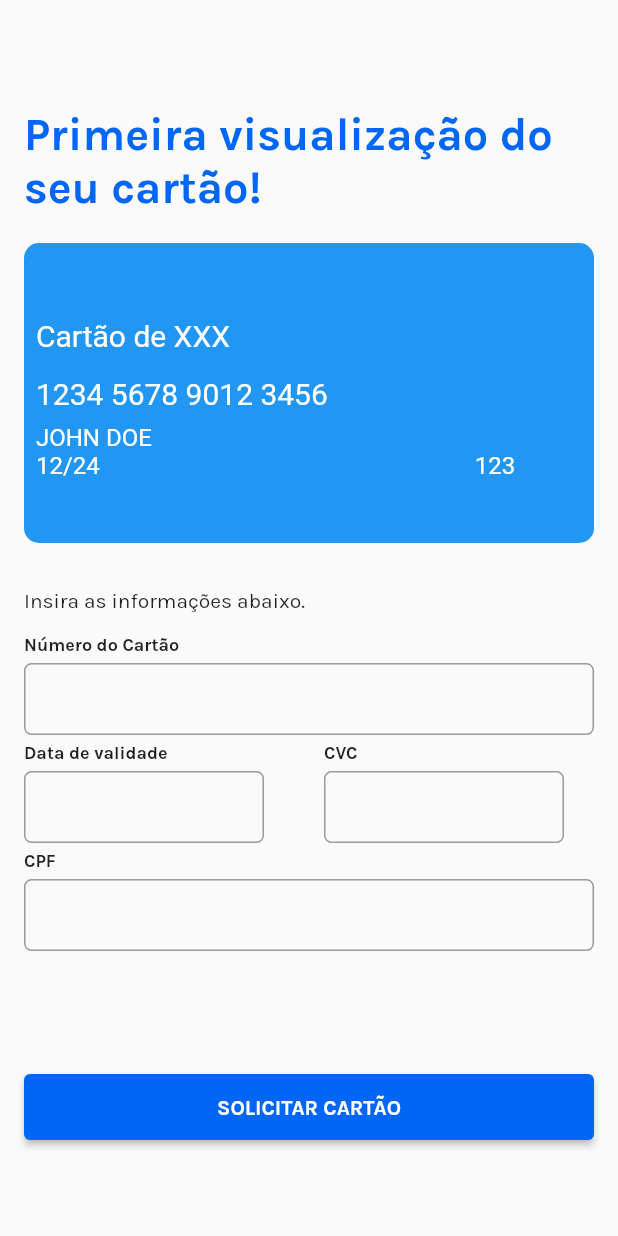
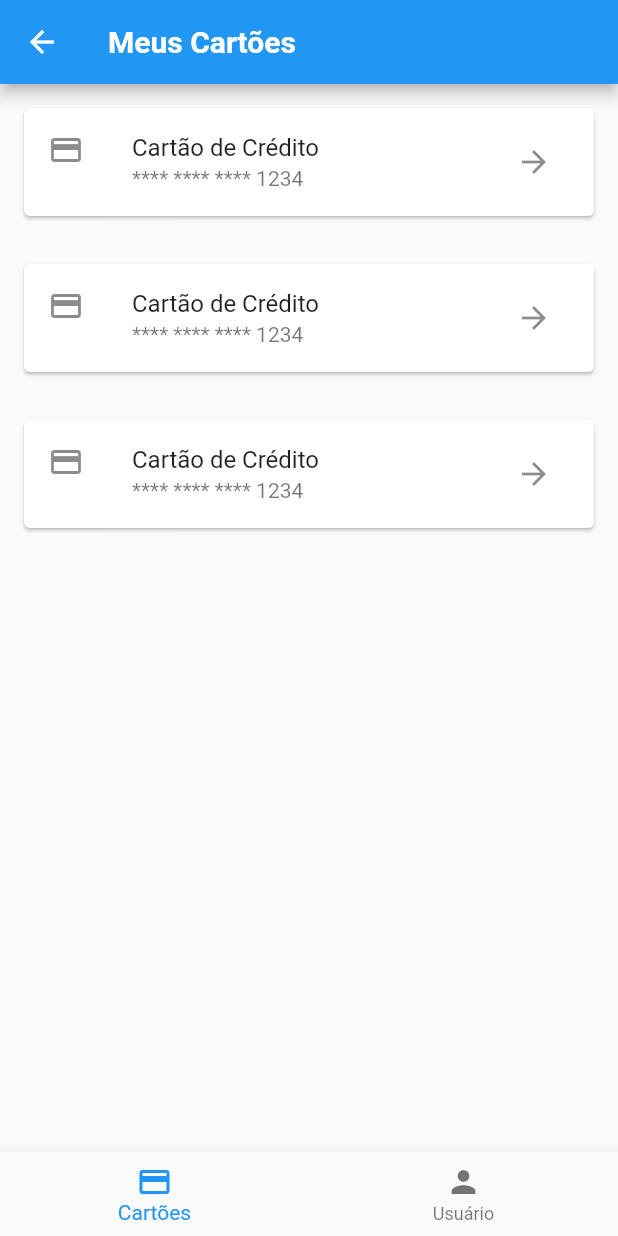
Before and after one commit to RobsonSousaS/DarmBank, a Flutter app: the CarddemonstPage screen opened directly, after a tap on "SOLICITAR CARTÃO", on a phone screen of 412 x 824 dp. Run offline on Flutter 3.47's test engine with Material 2 defaults, Android fonts, the phone set to English and light mode, and no system bars; our stand-ins replace google_fonts, smooth_page_indicator.

Commit message:
Nova Att

```diff
--- a/lib/pages/carddemonst.dart
+++ b/lib/pages/carddemonst.dart
@@ -34,7 +34,7 @@ class _CarddemonstPageState extends State<CarddemonstPage> {
                     cardNumber: '1234 5678 9012 3456',
                     cardHolderName: 'JOHN DOE',
                     expiryDate: '12/24',
-                    cardType: 'Cartão de XXX',
+                    cardType: 'Cartão de XXXX',
                     cvc: '123',
                   ),
                   SizedBox(height: 30.0),
@@ -55,18 +55,13 @@ class _CarddemonstPageState extends State<CarddemonstPage> {
                   Row(
                     children: [
                       TitleTextFieldWidget(
-                        title: 'Data de validade',
+                        title: 'CVC',
                         controller: TextEditingController(),
                         width: 160,  obscureText: false,
                         keyboardType: TextInputType.number,
                       ),
                       SizedBox(width: 40,),
-                      TitleTextFieldWidget(
-                    title: 'CVC',
-                    controller: TextEditingController(),
-                    width: 160,  obscureText: false,
-                    keyboardType: TextInputType.number,
-                  ),
+                      DropAnos(),
                     ],
                   ),
                   TitleTextFieldWidget(
@@ -78,7 +73,13 @@ class _CarddemonstPageState extends State<CarddemonstPage> {
                   SizedBox(height: 80.0),
                   Container(
                     child: ElevatedButton(
-                      onPressed: () {},
+                      onPressed: () {Navigator.pushReplacement(
+                          context,
+                          MaterialPageRoute(
+                            builder: (context) => CardPage(),
+                          ),
+                        );
+                      },
                       child: Center(
                         child: Text(
                           'SOLICITAR CARTÃO',
--- a/lib/pages/imports.dart
+++ b/lib/pages/imports.dart
@@ -10,3 +10,4 @@ export 'package:google_fonts/google_fonts.dart';
 export 'package:bank_darm/pages/createacc.dart';
 export 'package:bank_darm/pages/forgotpass.dart';
 export 'package:bank_darm/pages/createcard.dart';
+export 'package:bank_darm/pages/listcards.dart';
--- /dev/null
+++ b/lib/pages/listcards.dart
@@ -0,0 +1,69 @@
+import 'package:bank_darm/pages/imports.dart';
+
+class CardPage extends StatefulWidget {
+  @override
+  _CardPageState createState() => _CardPageState();
+}
+
+class _CardPageState extends State<CardPage> {
+  int _currentIndex = 0;
+
+  @override
+  Widget build(BuildContext context) {
+    return Scaffold(
+      appBar: AppBar(
+        title: Text(
+          'Meus Cartões',
+          style: TextStyle(
+            fontWeight: FontWeight.bold,
+            fontSize: 20.0,
+            color: Colors.white,
+          ),
+        ),
+      ),
+      body: ListView.builder(
+        itemCount: 3,
+        itemBuilder: (context, index) {
+          return CardsWidget();
+        },
+      ),
+      bottomNavigationBar: BottomNavigationBar(
+        currentIndex: _currentIndex,
+        onTap: (int index) {
+          setState(() {
+            _currentIndex = index;
+          });
+        },
+        items: [
+          BottomNavigationBarItem(
+            icon: Icon(Icons.credit_card),
+            label: 'Cartões',
+          ),
+          BottomNavigationBarItem(
+            icon: Icon(Icons.person),
+            label: 'Usuário',
+          ),
+        ],
+      ),
+    );
+  }
+}
+
+
+class CardsWidget extends StatelessWidget {
+  @override
+  Widget build(BuildContext context) {
+    return Card(
+      margin: EdgeInsets.all(16.0),
+      child: ListTile(
+        leading: Icon(Icons.credit_card),
+        title: Text('Cartão de Crédito'),
+        subtitle: Text('**** **** **** 1234'),
+        trailing: IconButton(
+          icon: Icon(Icons.arrow_forward),
+          onPressed: () {},
+        ),
+      ),
+    );
+  }
+}
--- a/lib/pages/widgetspaget.dart
+++ b/lib/pages/widgetspaget.dart
@@ -447,6 +447,7 @@ class CardWidget extends StatelessWidget {
               ),
             ),
           ),
+          SizedBox(height: 10,),
           Padding(
             padding: EdgeInsets.only(left: 8),
             child: Text(
@@ -486,3 +487,128 @@ class CardWidget extends StatelessWidget {
     );
   }
 }
+
+
+class DropAnos extends StatefulWidget {
+  const DropAnos({Key? key});
+
+  @override
+  State<DropAnos> createState() => _DropAnosState();
+}
+
+class _DropAnosState extends State<DropAnos> {
+  String anoSelecionado = '2 Anos';
+  List<String> ano = [
+    '2 Anos',
+    '4 Anos',
+    '5 Anos',
+    '6 Anos',
+    ];
+
+  @override
+  Widget build(BuildContext context) {
+    EdgeInsets contentPadding =
+        EdgeInsets.symmetric(vertical: 3.0, horizontal: 16.0);
+
+    return Column(
+      crossAxisAlignment: CrossAxisAlignment.start,
+      children: [
+        SizedBox(
+          height: 7,
+        ),
+        Text(
+          'Data de Validade',
+          style: GoogleFonts.karla(
+            fontWeight: FontWeight.bold,
+            fontSize: 12.0,
+          ),
+        ),
+        SizedBox(height: 6),
+        Container(
+          width: 160,
+          height: 50,
+          child: DropdownButtonFormField<String>(
+            value: anoSelecionado,
+            onChanged: (String? newValue) {
+              setState(() {
+                anoSelecionado = newValue!;
+              });
+            },
+            decoration: InputDecoration(
+              border: OutlineInputBorder(
+                borderRadius: BorderRadius.circular(6.0),
+              ),
+              contentPadding: contentPadding,
+            ),
+            items: ano.map((String ano) {
+              return DropdownMenuItem<String>(
+                value: ano,
+                child: Text(ano, style: TextStyle(fontSize: 12.0)),
+              );
+            }).toList(),
+          ),
+        ),
+      ],
+    );
+  }
+}
+
+class DropCardtype extends StatefulWidget {
+  const DropCardtype({Key? key});
+
+  @override
+  State<DropCardtype> createState() => _DropCardtypeState();
+}
+
+class _DropCardtypeState extends State<DropCardtype> {
+  String cardSelecionado = 'Visa';
+  List<String> card = [
+    'Visa', 'MasterCard', 'Elo', 'Hibercard', 'American Express'];
+
+  @override
+  Widget build(BuildContext context) {
+    EdgeInsets contentPadding =
+        EdgeInsets.symmetric(vertical: 3.0, horizontal: 16.0);
+
+    return Column(
+      crossAxisAlignment: CrossAxisAlignment.start,
+      children: [
+        SizedBox(
+          height: 7,
+        ),
+        Text(
+          'Data de Validade',
+          style: GoogleFonts.karla(
+            fontWeight: FontWeight.bold,
+            fontSize: 12.0,
+          ),
+        ),
+        SizedBox(height: 6),
+        Container(
+          width: 160,
+          height: 50,
+          child: DropdownButtonFormField<String>(
+            value: cardSelecionado,
+            onChanged: (String? newValue) {
+              setState(() {
+                cardSelecionado = newValue!;
+              });
+            },
+            decoration: InputDecoration(
+              border: OutlineInputBorder(
+                borderRadius: BorderRadius.circular(6.0),
+              ),
+              contentPadding: contentPadding,
+            ),
+            items: card.map((String card) {
+              return DropdownMenuItem<String>(
+                value: card,
+                child: Text(card, style: TextStyle(fontSize: 12.0)),
+              );
+            }).toList(),
+          ),
+        ),
+      ],
+    );
+  }
+}
```
